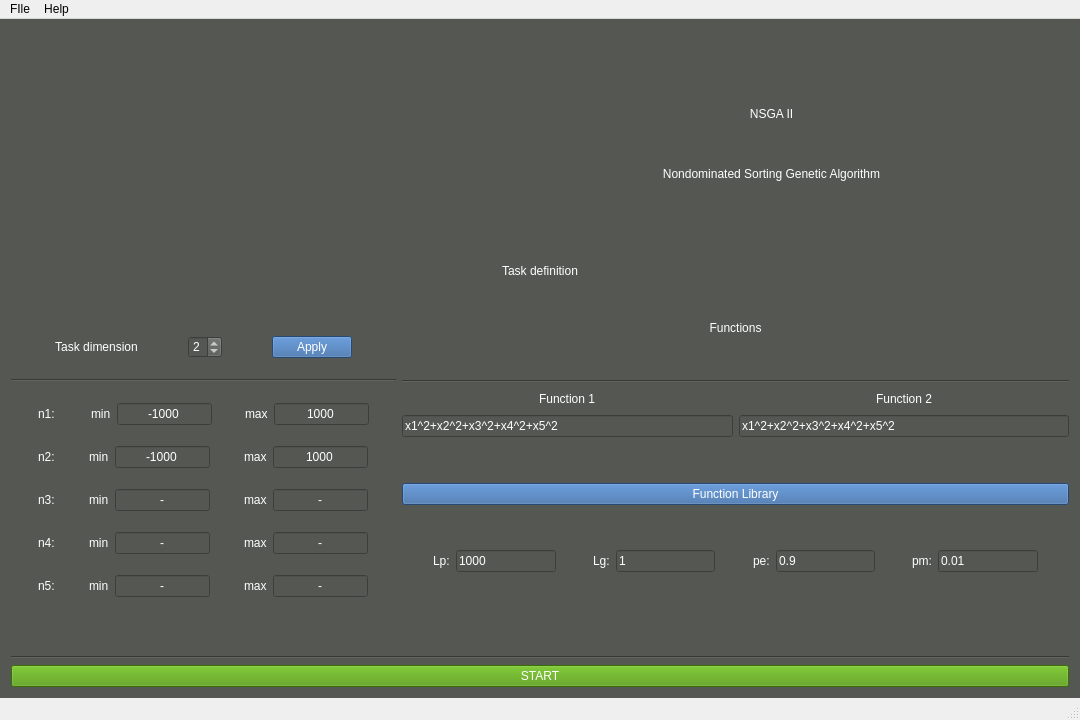
Qt form uic/optimizationmainwindow.ui (AdamKrzykala/Optimization) before a commit.
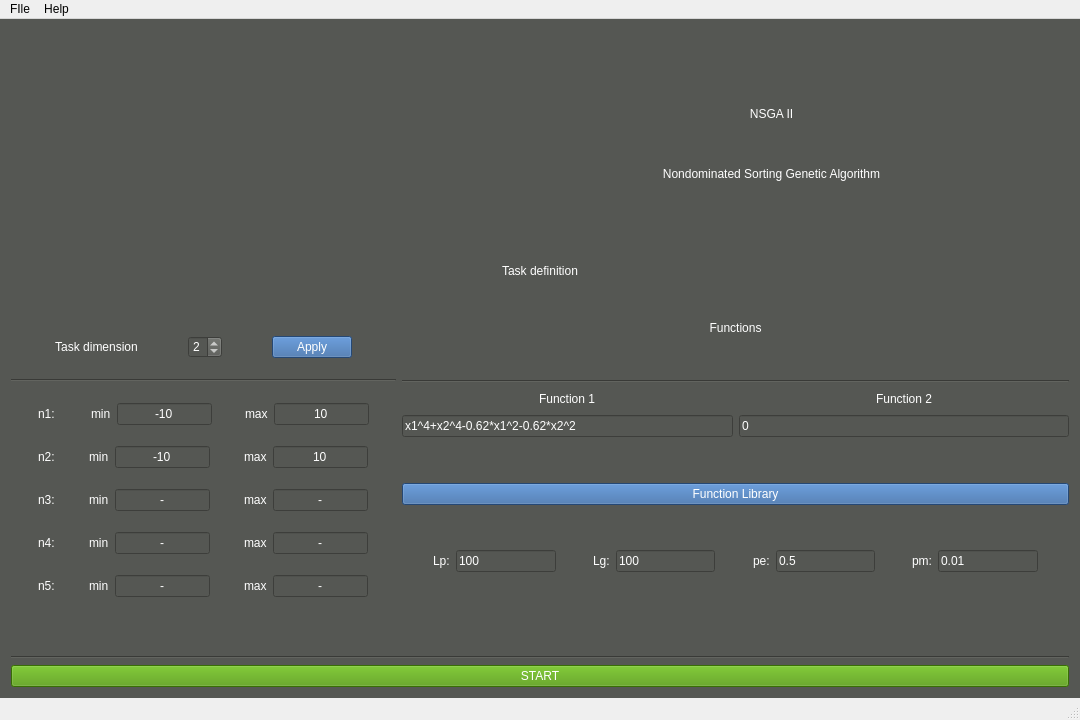
The same form after that commit. Icons and pictures are not drawn.

The edit to the form file:
```diff
--- a/uic/optimizationmainwindow.ui
+++ b/uic/optimizationmainwindow.ui
@@ -220,7 +220,7 @@
 color: rgb(255, 255, 255);</string>
             </property>
             <property name="text">
-             <string>-1000</string>
+             <string>-10</string>
             </property>
             <property name="alignment">
              <set>Qt::AlignCenter</set>
@@ -258,7 +258,7 @@
 color: rgb(255, 255, 255);</string>
             </property>
             <property name="text">
-             <string>1000</string>
+             <string>10</string>
             </property>
             <property name="alignment">
              <set>Qt::AlignCenter</set>
@@ -337,7 +337,7 @@
 color: rgb(255, 255, 255);</string>
             </property>
             <property name="text">
-             <string>-1000</string>
+             <string>-10</string>
             </property>
             <property name="alignment">
              <set>Qt::AlignCenter</set>
@@ -375,7 +375,7 @@
 color: rgb(255, 255, 255);</string>
             </property>
             <property name="text">
-             <string>1000</string>
+             <string>10</string>
             </property>
             <property name="alignment">
              <set>Qt::AlignCenter</set>
@@ -901,7 +901,7 @@
 color: rgb(255, 255, 255);</string>
             </property>
             <property name="text">
-             <string>x1^2+x2^2+x3^2+x4^2+x5^2</string>
+             <string>x1^4+x2^4-0.62*x1^2-0.62*x2^2</string>
             </property>
            </widget>
           </item>
@@ -912,7 +912,7 @@
 color: rgb(255, 255, 255);</string>
             </property>
             <property name="text">
-             <string>x1^2+x2^2+x3^2+x4^2+x5^2</string>
+             <string>0</string>
             </property>
            </widget>
           </item>
@@ -991,7 +991,7 @@
 color: rgb(255, 255, 255);</string>
             </property>
             <property name="text">
-             <string>1000</string>
+             <string>100</string>
             </property>
            </widget>
           </item>
@@ -1026,7 +1026,7 @@
 color: rgb(255, 255, 255);</string>
             </property>
             <property name="text">
-             <string>1</string>
+             <string>100</string>
             </property>
            </widget>
           </item>
@@ -1061,7 +1061,7 @@
 color: rgb(255, 255, 255);</string>
             </property>
             <property name="text">
-             <string>0.9</string>
+             <string>0.5</string>
             </property>
            </widget>
           </item>
```
